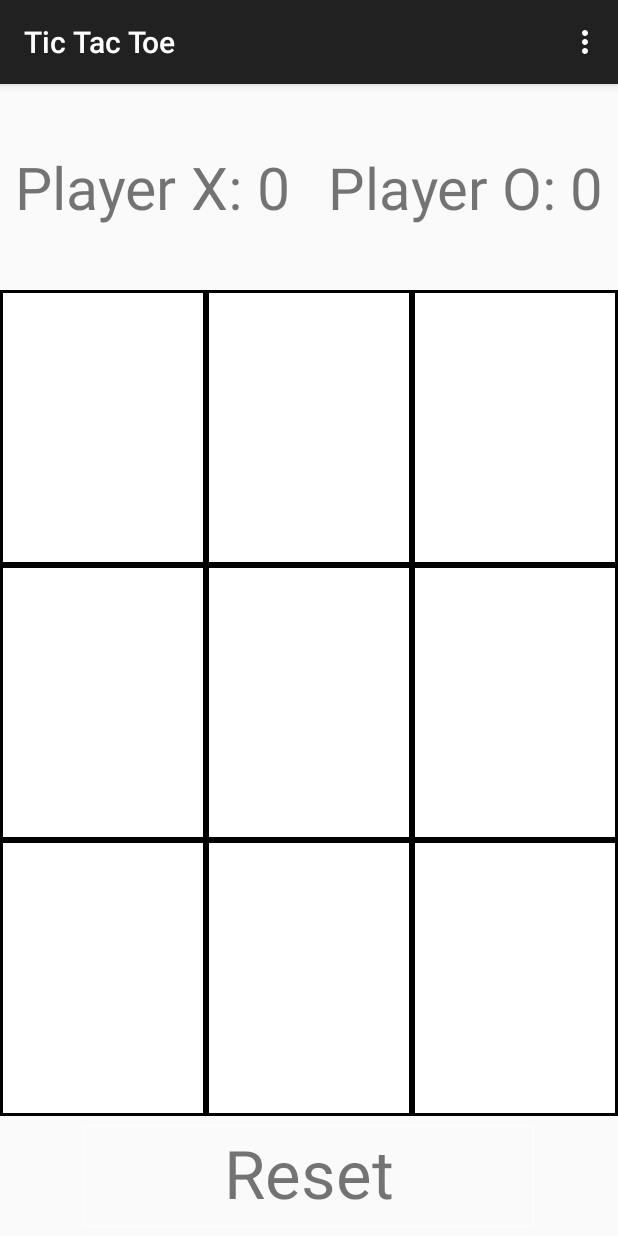
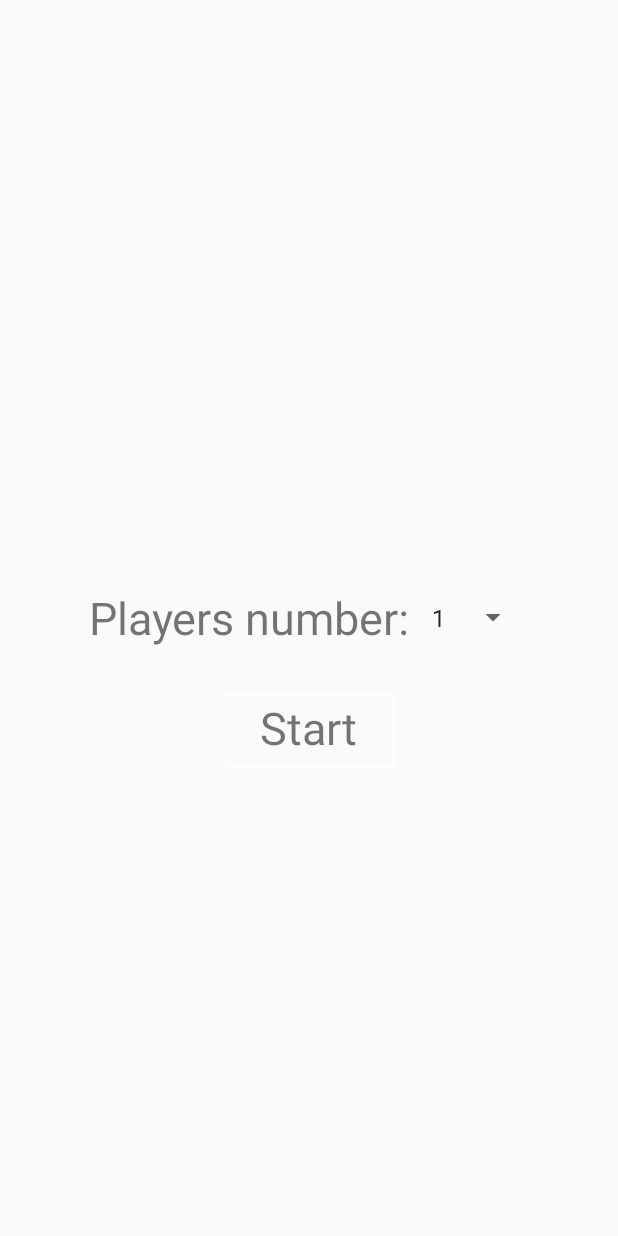
Before and after one commit to RediOne1/Tic-Tac-Toe, an Android app: the screen it shows after launch (MainActivity), on a phone screen of 412 x 824 dp. Run offline under Robolectric (Android 15) with nearby library versions, the phone set to English and light mode, and no system bars.

```diff
--- a/app/src/main/java/pl/softpartner/tictactoe/MainActivity.java
+++ b/app/src/main/java/pl/softpartner/tictactoe/MainActivity.java
@@ -1,18 +1,10 @@
 package pl.softpartner.tictactoe;
 
-import android.support.v7.app.ActionBarActivity;
-import android.support.v7.app.ActionBar;
-import android.support.v4.app.Fragment;
 import android.os.Bundle;
-import android.view.LayoutInflater;
-import android.view.Menu;
-import android.view.MenuItem;
-import android.view.View;
-import android.view.ViewGroup;
-import android.os.Build;
+import android.support.v4.app.FragmentActivity;
 
 
-public class MainActivity extends ActionBarActivity {
+public class MainActivity extends FragmentActivity {
 
     @Override
     protected void onCreate(Bundle savedInstanceState) {
@@ -20,31 +12,15 @@ public class MainActivity extends ActionBarActivity {
         setContentView(R.layout.activity_main);
         if (savedInstanceState == null) {
             getFragmentManager().beginTransaction()
-				 .add(R.id.container, GameFragment.newInstance(1))
+                    .add(R.id.container, new StartFragment())
                     .commit();
         }
     }
 
-
     @Override
-	public boolean onCreateOptionsMenu(Menu menu) {
-		// Inflate the menu; this adds items to the action bar if it is present.
-		getMenuInflater().inflate(R.menu.menu_main, menu);
-		return true;
-	}
-
-	@Override
-	public boolean onOptionsItemSelected(MenuItem item) {
-		// Handle action bar item clicks here. The action bar will
-		// automatically handle clicks on the Home/Up button, so long
-		// as you specify a parent activity in AndroidManifest.xml.
-		int id = item.getItemId();
-
-		//noinspection SimplifiableIfStatement
-		if (id == R.id.action_settings) {
-			return true;
-		}
-
-		return super.onOptionsItemSelected(item);
+    public void onBackPressed() {
+        if (getFragmentManager().getBackStackEntryCount() > 0)
+            getFragmentManager().popBackStack();
+        else super.onBackPressed();
     }
 }
--- /dev/null
+++ b/app/src/main/java/pl/softpartner/tictactoe/StartFragment.java
@@ -0,0 +1,43 @@
+package pl.softpartner.tictactoe;
+
+
+import android.app.Fragment;
+import android.os.Bundle;
+import android.view.LayoutInflater;
+import android.view.View;
+import android.view.ViewGroup;
+import android.widget.Spinner;
+import android.widget.TextView;
+
+public class StartFragment extends Fragment implements View.OnClickListener {
+
+    Spinner players_number;
+    private TextView start;
+
+    @Override
+    public View onCreateView(LayoutInflater inflater, ViewGroup container,
+                             Bundle savedInstanceState) {
+        // Inflate the layout for this fragment
+        return inflater.inflate(R.layout.fragment_start, container, false);
+    }
+
+    @Override
+    public void onViewCreated(View view, Bundle savedInstanceState) {
+        super.onViewCreated(view, savedInstanceState);
+        players_number = (Spinner) view.findViewById(R.id.player_number);
+        start = (TextView) view.findViewById(R.id.start);
+        start.setOnClickListener(this);
+    }
+
+    @Override
+    public void onClick(View v) {
+        if (v == start) {
+            int players = Integer.parseInt(players_number.getSelectedItem().toString());
+            getFragmentManager()
+                    .beginTransaction()
+                    .add(R.id.container, GameFragment.newInstance(players))
+                    .addToBackStack(null)
+                    .commit();
+        }
+    }
+}
--- a/app/src/main/java/pl/softpartner/tictactoe/Utils.java
+++ b/app/src/main/java/pl/softpartner/tictactoe/Utils.java
@@ -32,6 +32,7 @@ public class Utils implements OnSymbolSetListener {
                 onGameResultListener.onGameEnd(PLAYER_1_WON);
             else
                 onGameResultListener.onGameEnd(PLAYER_2_WON);
+            return;
         }
         int n = GameFragment.fields.size();
         for (int i = 0; i < n; i++)
--- /dev/null
+++ b/app/src/main/res/layout/fragment_start.xml
@@ -0,0 +1,41 @@
+<RelativeLayout xmlns:android="http://schemas.android.com/apk/res/android"
+    xmlns:tools="http://schemas.android.com/tools"
+    android:layout_width="match_parent"
+    android:layout_height="match_parent"
+    tools:context="pl.softpartner.tictactoe.StartFragment">
+
+    <LinearLayout
+        android:id="@+id/linear_layout"
+        android:layout_width="wrap_content"
+        android:layout_height="wrap_content"
+        android:layout_centerHorizontal="true"
+        android:layout_centerVertical="true"
+        android:orientation="horizontal">
+
+        <TextView
+            android:layout_width="wrap_content"
+            android:layout_height="wrap_content"
+            android:gravity="center"
+            android:text="Players number: "
+            android:textSize="30sp" />
+
+        <Spinner
+            android:id="@+id/player_number"
+            android:layout_width="wrap_content"
+            android:layout_height="match_parent"
+            android:entries="@array/players_number"
+            android:gravity="center" />
+    </LinearLayout>
+
+    <TextView
+        android:id="@+id/start"
+        android:layout_width="wrap_content"
+        android:layout_height="wrap_content"
+        android:layout_below="@+id/linear_layout"
+        android:layout_marginTop="30dp"
+        android:layout_centerHorizontal="true"
+        android:background="@drawable/button_background_indicator"
+        android:text="Start"
+        android:textSize="30sp" />
+
+</RelativeLayout>
--- a/app/src/main/res/menu/menu_main.xml
+++ /dev/null
@@ -1,9 +0,0 @@
-<menu xmlns:android="http://schemas.android.com/apk/res/android"
-      xmlns:app="http://schemas.android.com/apk/res-auto"
-      xmlns:tools="http://schemas.android.com/tools"
-      tools:context=".MainActivity">
-    <item android:id="@+id/action_settings"
-          android:title="@string/action_settings"
-          android:orderInCategory="100"
-          app:showAsAction="never"/>
-</menu>
--- /dev/null
+++ b/app/src/main/res/values/arrays.xml
@@ -0,0 +1,7 @@
+<?xml version="1.0" encoding="utf-8"?>
+<resources>
+    <string-array name="players_number">
+        <item>1</item>
+        <item>2</item>
+    </string-array>
+</resources>
```
Also changed, not shown: app/src/main/java/pl/softpartner/tictactoe/Bot.java (added, +127 -0 lines), app/src/main/java/pl/softpartner/tictactoe/GameFragment.java (+28 -10 lines). Lines whose indentation alone changed are shown as unchanged.
